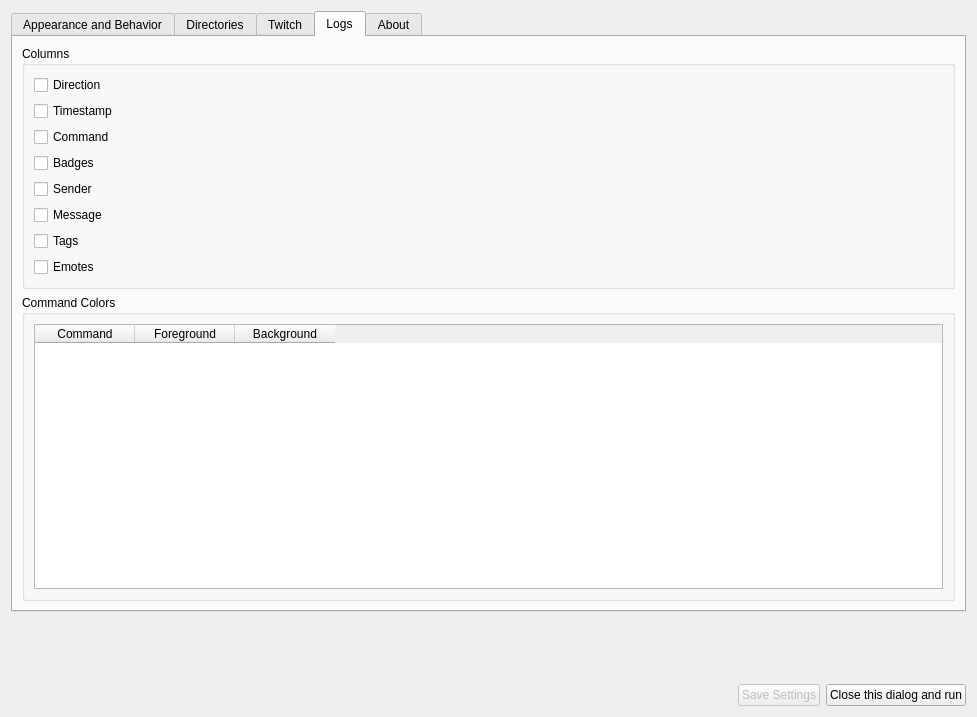
This is setupwidget.ui in xiluembo/atsumari as Qt 5 draws it before an edit. The edited form follows.
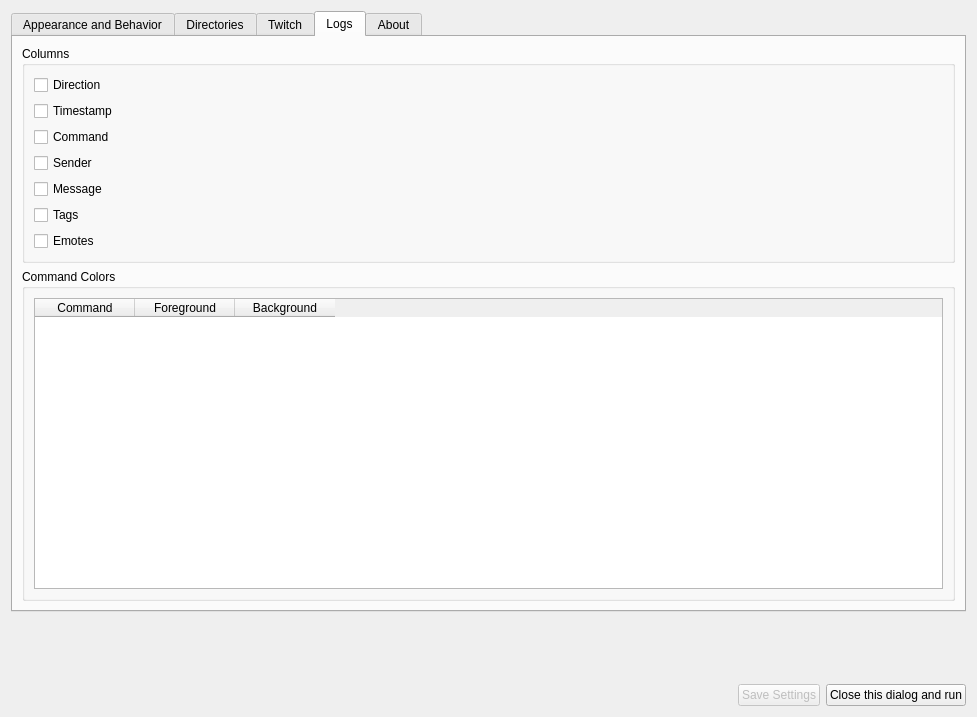
This is the edited form. The open tabs and pages were chosen to show the change. Icons and pictures are not drawn.

Commit message: Remove badges column

What changed in the file:
```diff
--- a/setupwidget.ui
+++ b/setupwidget.ui
@@ -947,7 +947,6 @@
           <item><widget class="QCheckBox" name="chkDirection"><property name="text"><string>Direction</string></property></widget></item>
           <item><widget class="QCheckBox" name="chkTimestamp"><property name="text"><string>Timestamp</string></property></widget></item>
           <item><widget class="QCheckBox" name="chkCommand"><property name="text"><string>Command</string></property></widget></item>
-          <item><widget class="QCheckBox" name="chkBadges"><property name="text"><string>Badges</string></property></widget></item>
           <item><widget class="QCheckBox" name="chkSender"><property name="text"><string>Sender</string></property></widget></item>
           <item><widget class="QCheckBox" name="chkMessage"><property name="text"><string>Message</string></property></widget></item>
           <item><widget class="QCheckBox" name="chkTags"><property name="text"><string>Tags</string></property></widget></item>
```
The commit also changes 5 other files.
